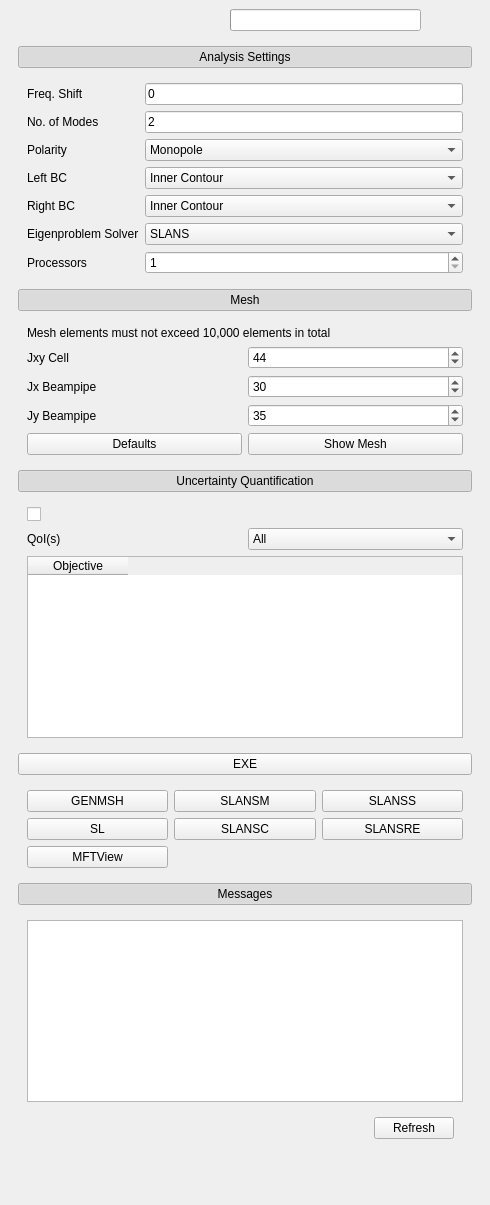
This is ui_files/eigenmode.ui in Dark-Elektron/CavityDesignHub as Qt 5 draws it before an edit. The edited form follows.
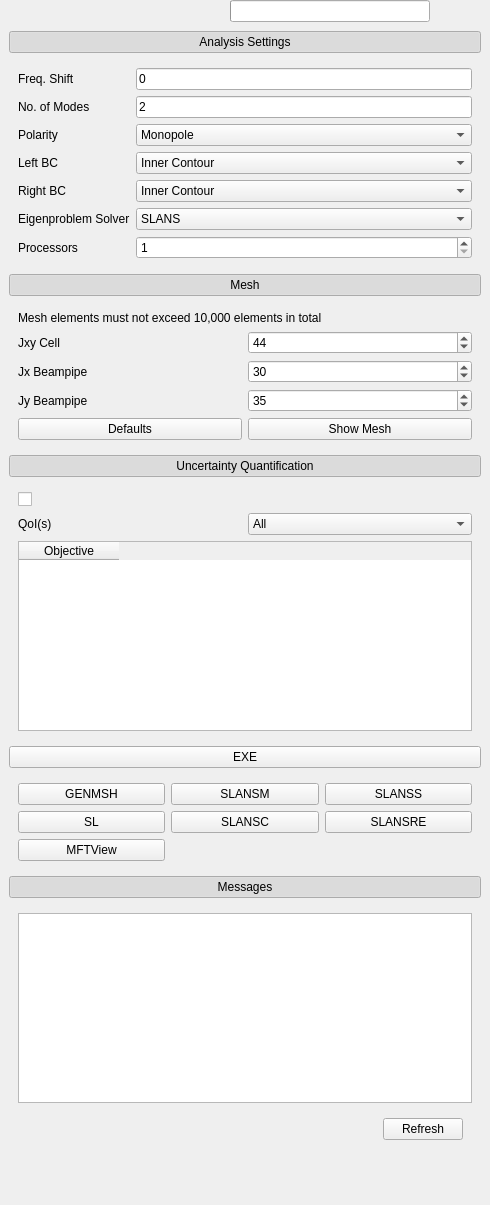
This is the edited form. Icons and pictures are not drawn. Custom widgets are drawn as their Qt base class.

```diff
--- a/ui_files/eigenmode.ui
+++ b/ui_files/eigenmode.ui
@@ -38,6 +38,21 @@
       </sizepolicy>
      </property>
      <layout class="QGridLayout" name="gridLayout_5">
+      <property name="leftMargin">
+       <number>0</number>
+      </property>
+      <property name="topMargin">
+       <number>0</number>
+      </property>
+      <property name="rightMargin">
+       <number>0</number>
+      </property>
+      <property name="bottomMargin">
+       <number>0</number>
+      </property>
+      <property name="spacing">
+       <number>0</number>
+      </property>
       <item row="0" column="0">
        <widget class="QWidget" name="w_Simulation_Controls" native="true">
         <property name="styleSheet">
@@ -179,8 +194,8 @@
           <rect>
            <x>0</x>
            <y>0</y>
-           <width>468</width>
-           <height>1152</height>
+           <width>490</width>
+           <height>1181</height>
           </rect>
          </property>
          <property name="styleSheet">
```
